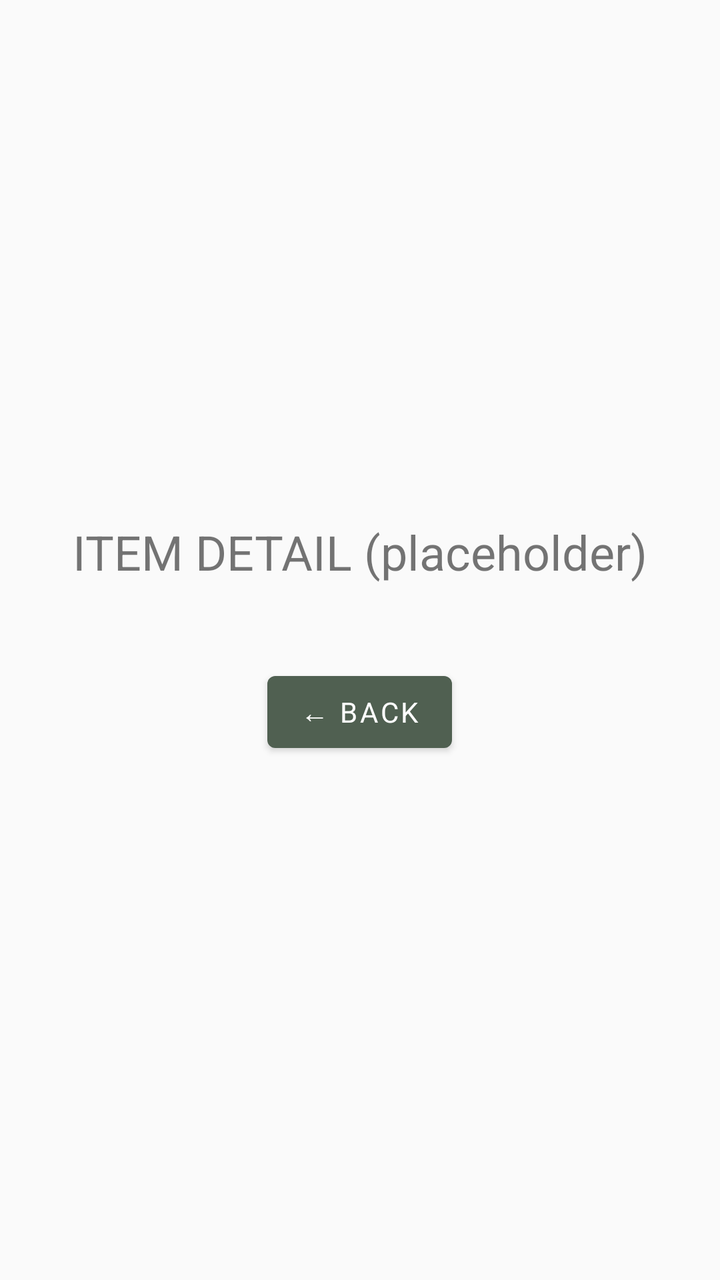
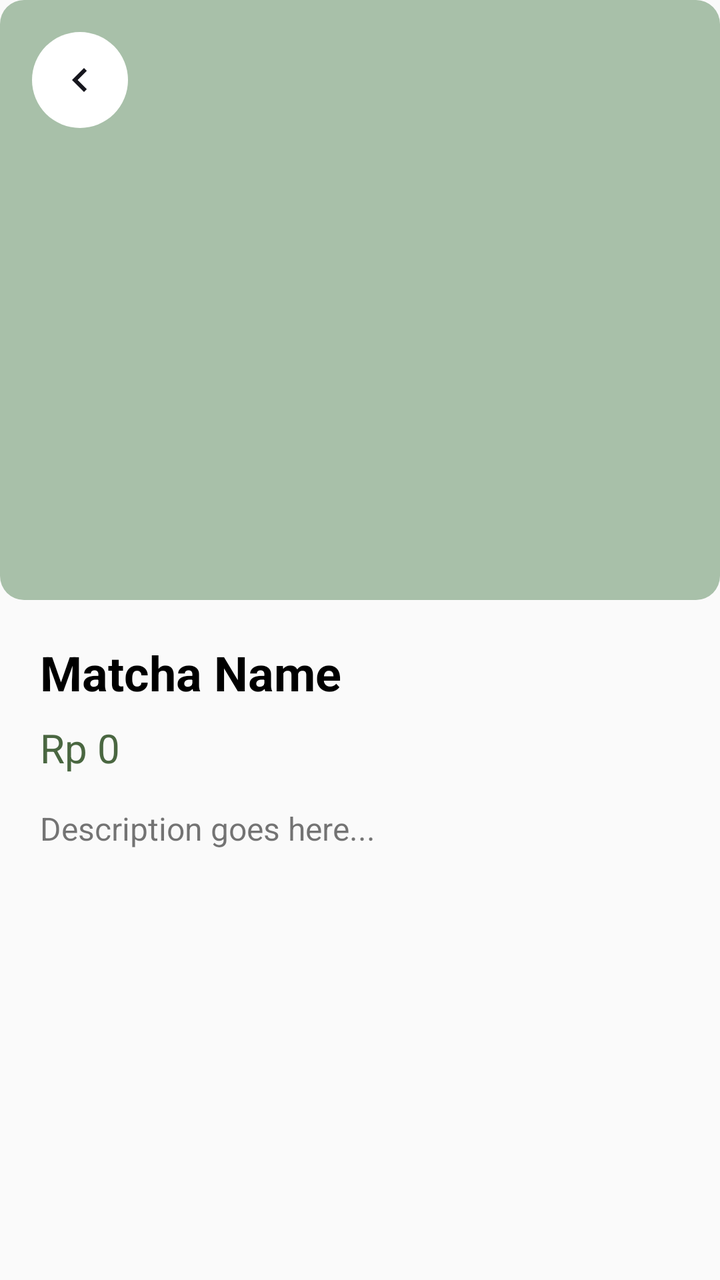

Compare the two renders of this Android layout. The source of the first and the diff that turns it into the second are given below.
<!-- AndroidManifest.xml: application theme Theme.MatchaLab -->
<!-- res/layout/activity_item_detail.xml -->
<?xml version="1.0" encoding="utf-8"?>
<LinearLayout xmlns:android="http://schemas.android.com/apk/res/android"
    android:layout_width="match_parent"
    android:layout_height="match_parent"
    android:orientation="vertical"
    android:padding="24dp"
    android:gravity="center">

    <TextView
        android:layout_width="wrap_content"
        android:layout_height="wrap_content"
        android:text="ITEM DETAIL (placeholder)"
        android:textSize="24sp"
        android:layout_marginBottom="40dp"/>

    <Button
        android:id="@+id/btnBack"
        android:layout_width="wrap_content"
        android:layout_height="wrap_content"
        android:text="← Back"/>
</LinearLayout>
<!-- resources referenced by this layout -->
<resources>
  <style name="Theme.MatchaLab" parent="Theme.MaterialComponents.Light.NoActionBar">
          <item name="colorPrimary">@color/primary</item>
          <item name="colorSecondary">@color/secondary</item>
          <item name="android:colorBackground">@color/background</item>
          <item name="fontFamily">@font/inter_regular</item>
      </style>
  <color name="primary">#506051</color>
  <color name="secondary">#74A177</color>
  <color name="background">#FAFAFA</color>
</resources>

<!-- the commit's change to res/layout/activity_item_detail.xml (unified diff, before → after) -->
@@ -1,21 +1,67 @@
 <?xml version="1.0" encoding="utf-8"?>
-<LinearLayout xmlns:android="http://schemas.android.com/apk/res/android"
+<FrameLayout xmlns:android="http://schemas.android.com/apk/res/android"
     android:layout_width="match_parent"
     android:layout_height="match_parent"
-    android:orientation="vertical"
-    android:padding="24dp"
-    android:gravity="center">
+    android:fitsSystemWindows="true"
+    android:background="@color/background">
 
-    <TextView
-        android:layout_width="wrap_content"
-        android:layout_height="wrap_content"
-        android:text="ITEM DETAIL (placeholder)"
-        android:textSize="24sp"
-        android:layout_marginBottom="40dp"/>
+    <LinearLayout
+        android:layout_width="match_parent"
+        android:layout_height="match_parent"
+        android:orientation="vertical">
 
-    <Button
+        <ImageView
+            android:id="@+id/imgDetail"
+            android:layout_width="match_parent"
+            android:layout_height="300dp"
+            android:scaleType="centerCrop"
+            android:src="@drawable/img_matcha_classic"
+            android:contentDescription="@null" />
+
+        <LinearLayout
+            android:layout_width="match_parent"
+            android:layout_height="wrap_content"
+            android:orientation="vertical"
+            android:padding="20dp">
+
+            <TextView
+                android:id="@+id/tvDetailName"
+                android:layout_width="wrap_content"
+                android:layout_height="wrap_content"
+                android:text="Matcha Name"
+                android:textSize="24sp"
+                android:textStyle="bold"
+                android:textColor="#000000" />
+
+            <TextView
+                android:id="@+id/tvDetailPrice"
+                android:layout_width="wrap_content"
+                android:layout_height="wrap_content"
+                android:text="Rp 0"
+                android:textSize="20sp"
+                android:textColor="#4A6741"
+                android:layout_marginTop="8dp" />
+
+            <TextView
+                android:id="@+id/tvDetailDesc"
+                android:layout_width="wrap_content"
+                android:layout_height="wrap_content"
+                android:text="Description goes here..."
+                android:textSize="16sp"
+                android:layout_marginTop="16dp" />
+
+        </LinearLayout>
+    </LinearLayout>
+
+    
+    <ImageButton
         android:id="@+id/btnBack"
-        android:layout_width="wrap_content"
-        android:layout_height="wrap_content"
-        android:text="← Back"/>
-</LinearLayout>
+        android:layout_width="48dp"
+        android:layout_height="48dp"
+        android:layout_margin="16dp"
+        android:background="@drawable/bg_circle_white"
+        android:src="@drawable/ic_chevron_left"
+        android:tint="@color/text_primary"
+        android:contentDescription="Back" />
+
+</FrameLayout>
<!-- resource entries referenced after the edit -->
@@ -2,12 +2,36 @@
 <resources>
   <style name="Theme.MatchaLab" parent="Theme.MaterialComponents.Light.NoActionBar">
           <item name="colorPrimary">@color/primary</item>
+          <item name="colorPrimaryVariant">#FFFFFF</item>
+          <item name="colorOnPrimary">#000000</item>
           <item name="colorSecondary">@color/secondary</item>
           <item name="android:colorBackground">@color/background</item>
           <item name="fontFamily">@font/inter_regular</item>
+          <item name="android:statusBarColor">#FFFFFF</item>
+          <item name="android:windowLightStatusBar">true</item>
       </style>
   <color name="primary">#506051</color>
   <color name="secondary">#74A177</color>
   <color name="background">#FAFAFA</color>
+  <color name="text_primary">#16161D</color>
+  <!-- drawable bg_circle_white (drawable) -->
+  <?xml version="1.0" encoding="utf-8"?>
+  <shape xmlns:android="http://schemas.android.com/apk/res/android" android:shape="oval">
+      <solid android:color="#FFFFFF"/>
+  </shape>
+  <!-- drawable ic_chevron_left (drawable) -->
+  <vector xmlns:android="http://schemas.android.com/apk/res/android"
+      android:width="24dp"
+      android:height="24dp"
+      android:viewportWidth="24"
+      android:viewportHeight="24">
+      <path
+          android:fillColor="#000000"
+          android:pathData="M15.41,7.41L14,6l-6,6 6,6 1.41-1.41L10.83,12z"/>
+  </vector>
+  <!-- drawable img_matcha_classic (drawable) -->
+  <shape xmlns:android="http://schemas.android.com/apk/res/android" android:shape="rectangle">
+      <solid android:color="#A8C0A9"/> <corners android:radius="12dp"/>
+  </shape>
 </resources>
 
